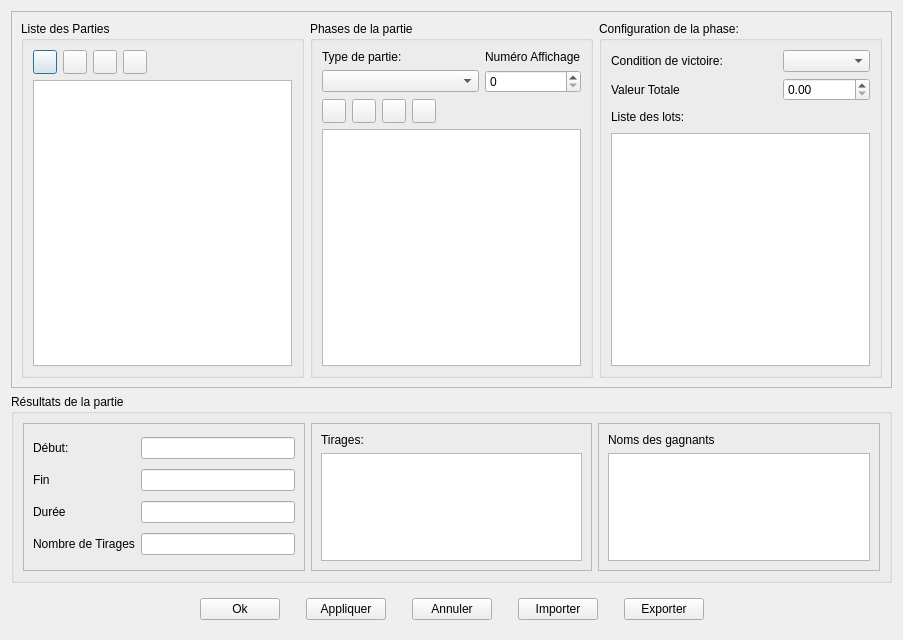
This is source/gui/ui/ConfigGameRounds.ui in Silmaen/EvenementLoto as Qt 5 draws it before an edit. The edited form follows.
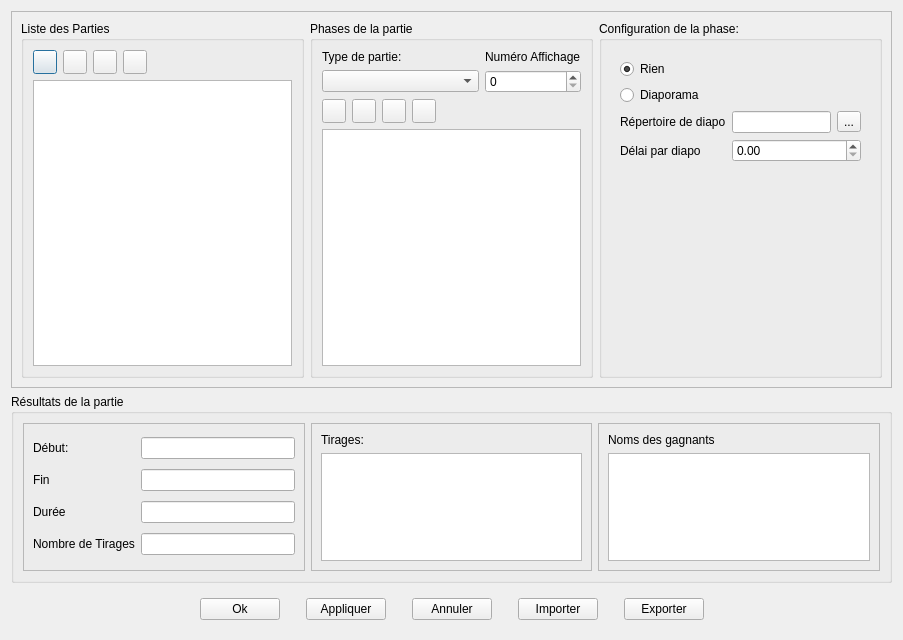
This is the edited form. The open tabs and pages were chosen to show the change. Icons and pictures are not drawn.

```diff
--- a/source/gui/ui/ConfigGameRounds.ui
+++ b/source/gui/ui/ConfigGameRounds.ui
@@ -333,51 +333,43 @@
                                  <string>Configuration de la phase:</string>
                              </property>
                              <layout class="QGridLayout" name="gridLayout_5">
-                                 <item row="2" column="0">
-                                     <widget class="QLabel" name="label_3">
-                                         <property name="text">
-                                             <string>Liste des lots:</string>
-                                         </property>
-                                     </widget>
-                                 </item>
-                                 <item row="1" column="0">
+         <item row="0" column="0">
+          <widget class="QStackedWidget" name="PhaseConfiguration">
+           <property name="currentIndex">
+            <number>0</number>
+           </property>
+           <widget class="QWidget" name="pagePartie">
+            <layout class="QGridLayout" name="gridLayout_7">
+             <property name="leftMargin">
+              <number>0</number>
+             </property>
+             <property name="topMargin">
+              <number>13</number>
+             </property>
+             <property name="rightMargin">
+              <number>0</number>
+             </property>
+             <property name="bottomMargin">
+              <number>0</number>
+             </property>
+             <item row="0" column="0">
                                      <widget class="QLabel" name="label_11">
                                          <property name="text">
                                              <string>Valeur Totale</string>
                                          </property>
                                      </widget>
                                  </item>
-                                 <item row="3" column="0" colspan="3">
-                                     <widget class="QTextEdit" name="TextPrices">
-                                         <property name="undoRedoEnabled">
-                                             <bool>false</bool>
-                                         </property>
-                                     </widget>
-                                 </item>
-                                 <item row="2" column="1" colspan="2">
-                                     <spacer name="horizontalSpacer_8">
-                                         <property name="orientation">
-                                             <enum>Qt::Horizontal</enum>
-                                         </property>
-                                         <property name="sizeHint" stdset="0">
-                                             <size>
-                                                 <width>300</width>
-                                                 <height>20</height>
-                                             </size>
-                                         </property>
-                                     </spacer>
-                                 </item>
-                                 <item row="0" column="2">
+             <item row="0" column="3">
                                      <widget class="QComboBox" name="SubRoundTypes"/>
                                  </item>
-                                 <item row="0" column="0" colspan="2">
+             <item row="1" column="0" colspan="2">
                                      <widget class="QLabel" name="label_2">
                                          <property name="text">
                                              <string>Condition de victoire:</string>
                                          </property>
                                      </widget>
                                  </item>
-                                 <item row="1" column="2">
+             <item row="1" column="3" rowspan="2">
                                      <widget class="QDoubleSpinBox" name="PricesValue">
                                          <property name="maximum">
                                              <double>99999.990000000005239</double>
@@ -387,6 +379,125 @@
                                          </property>
                                      </widget>
                                  </item>
+             <item row="4" column="0" colspan="4">
+              <widget class="QTextEdit" name="TextPrices">
+               <property name="undoRedoEnabled">
+                <bool>false</bool>
+               </property>
+              </widget>
+             </item>
+             <item row="3" column="3">
+              <spacer name="horizontalSpacer_8">
+               <property name="orientation">
+                <enum>Qt::Horizontal</enum>
+               </property>
+               <property name="sizeHint" stdset="0">
+                <size>
+                 <width>48</width>
+                 <height>20</height>
+                </size>
+               </property>
+              </spacer>
+             </item>
+             <item row="3" column="0">
+              <widget class="QLabel" name="label_3">
+               <property name="text">
+                <string>Liste des lots:</string>
+               </property>
+              </widget>
+             </item>
+            </layout>
+           </widget>
+           <widget class="QWidget" name="pagePause">
+            <layout class="QVBoxLayout" name="verticalLayout_3">
+             <item>
+              <widget class="QRadioButton" name="PauseNothing">
+               <property name="text">
+                <string>Rien</string>
+               </property>
+               <property name="checked">
+                <bool>true</bool>
+               </property>
+              </widget>
+             </item>
+             <item>
+              <widget class="QRadioButton" name="PauseDiapo">
+               <property name="text">
+                <string>Diaporama</string>
+               </property>
+              </widget>
+             </item>
+             <item>
+              <widget class="QFrame" name="FramePauseDiapo">
+               <property name="frameShape">
+                <enum>QFrame::NoFrame</enum>
+               </property>
+               <property name="frameShadow">
+                <enum>QFrame::Raised</enum>
+               </property>
+               <property name="lineWidth">
+                <number>0</number>
+               </property>
+               <layout class="QGridLayout" name="gridLayout_8">
+                <property name="leftMargin">
+                 <number>0</number>
+                </property>
+                <property name="topMargin">
+                 <number>0</number>
+                </property>
+                <property name="rightMargin">
+                 <number>0</number>
+                </property>
+                <property name="bottomMargin">
+                 <number>0</number>
+                </property>
+                <item row="0" column="2">
+                 <widget class="QToolButton" name="PauseDiapoBrowse">
+                  <property name="text">
+                   <string>...</string>
+                  </property>
+                 </widget>
+                </item>
+                <item row="0" column="0">
+                 <widget class="QLabel" name="label_12">
+                  <property name="text">
+                   <string>Répertoire de diapo</string>
+                  </property>
+                 </widget>
+                </item>
+                <item row="0" column="1">
+                 <widget class="QLineEdit" name="PauseDiapoFolder"/>
+                </item>
+                <item row="1" column="0">
+                 <widget class="QLabel" name="label_13">
+                  <property name="text">
+                   <string>Délai par diapo</string>
+                  </property>
+                 </widget>
+                </item>
+                <item row="1" column="1" colspan="2">
+                 <widget class="QDoubleSpinBox" name="PauseDiapoDelay"/>
+                </item>
+               </layout>
+              </widget>
+             </item>
+             <item>
+              <spacer name="verticalSpacer">
+               <property name="orientation">
+                <enum>Qt::Vertical</enum>
+               </property>
+               <property name="sizeHint" stdset="0">
+                <size>
+                 <width>20</width>
+                 <height>194</height>
+                </size>
+               </property>
+              </spacer>
+             </item>
+            </layout>
+           </widget>
+          </widget>
+         </item>
                              </layout>
                          </widget>
                      </item>
```
Left out of the diff: 123 changed lines with no effect on the pictures. Lines whose indentation alone changed are shown as unchanged.
